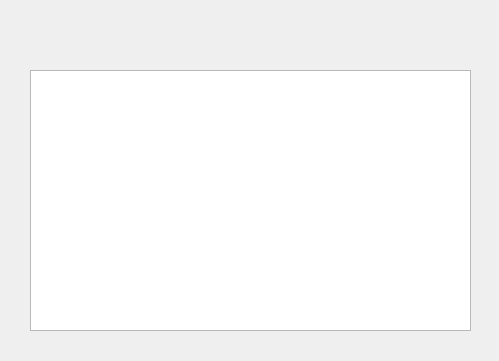
Before: the Qt Designer form PanneauAffichageSimple/panneau.ui in ledigeva/TdCiel2, drawn with Qt 5.
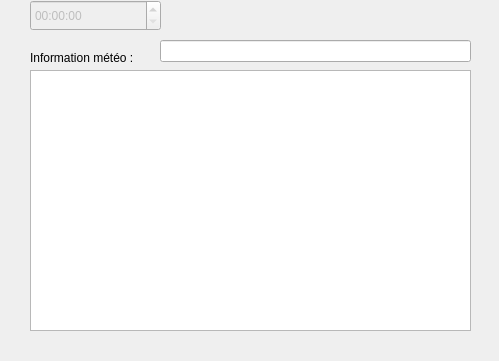
After: the same form once the commit is applied.

Patch:
```diff
--- a/PanneauAffichageSimple/panneau.ui
+++ b/PanneauAffichageSimple/panneau.ui
@@ -23,6 +23,42 @@
     </rect>
    </property>
   </widget>
+  <widget class="QLabel" name="label">
+   <property name="geometry">
+    <rect>
+     <x>30</x>
+     <y>50</y>
+     <width>151</width>
+     <height>16</height>
+    </rect>
+   </property>
+   <property name="text">
+    <string>Information météo :</string>
+   </property>
+  </widget>
+  <widget class="QLineEdit" name="lineEditMeteo">
+   <property name="geometry">
+    <rect>
+     <x>160</x>
+     <y>40</y>
+     <width>311</width>
+     <height>22</height>
+    </rect>
+   </property>
+  </widget>
+  <widget class="QTimeEdit" name="timeEditHeure">
+   <property name="enabled">
+    <bool>false</bool>
+   </property>
+   <property name="geometry">
+    <rect>
+     <x>30</x>
+     <y>0</y>
+     <width>131</width>
+     <height>31</height>
+    </rect>
+   </property>
+  </widget>
  </widget>
  <resources/>
  <connections/>
```
